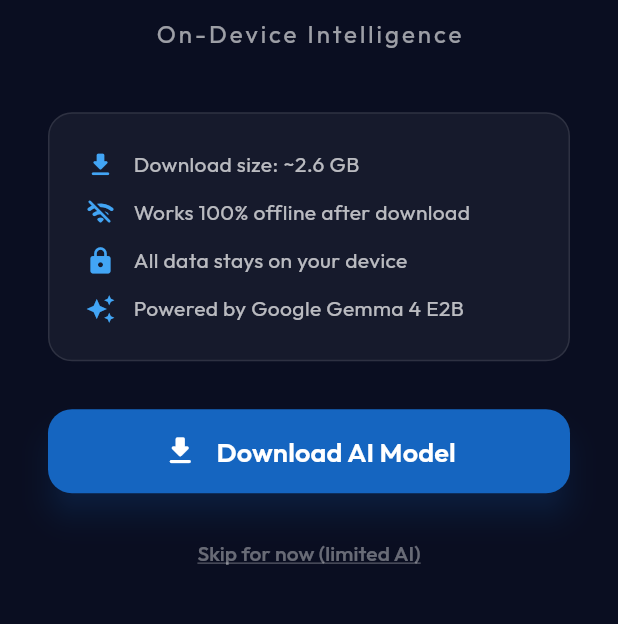
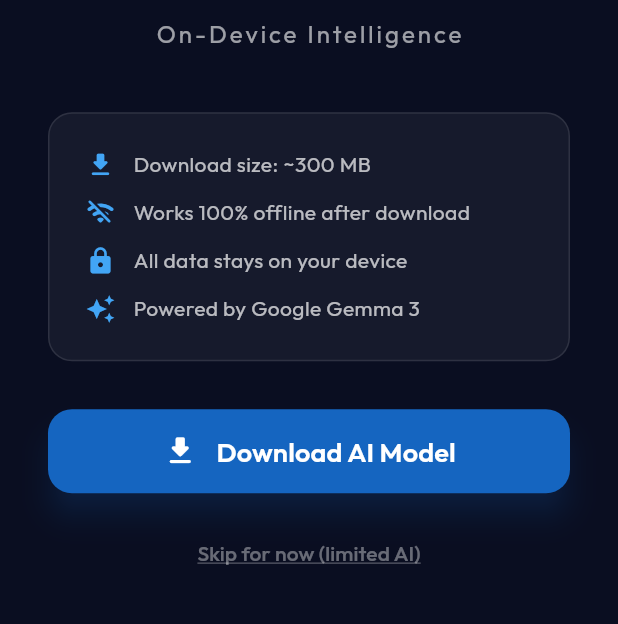
Before and after one commit to laljith-gamer/NurseAssist_AI, a Flutter app: the first screen one second after launch, on a phone screen of 412 x 824 dp, the part 478-1102 px from its top. Run offline on Flutter 3.47's test engine with Material 3 defaults, Android fonts, the phone set to English and light mode, and no system bars; our stand-ins replace connectivity_plus, google_fonts, permission_handler, shared_preferences, speech_to_text, sqflite and 2 more; missing offline and left inert: flutter_gemma, flutter_gemma_litertlm; accounts and stored records are empty.

Commit message:
Revert to stable MediaPipe Task backend for 270M model to bypass GitHub 2GB limit and LiteRT-LM FFI bugs

```diff
--- a/frontend/lib/screens/model_download_screen.dart
+++ b/frontend/lib/screens/model_download_screen.dart
@@ -141,7 +141,7 @@
                       child: Column(
                         children: [
                           _infoRow(Icons.download_rounded,
-                              'Download size: ~2.6 GB'),
+                              'Download size: ~300 MB'),
                           const SizedBox(height: 12),
                           _infoRow(Icons.wifi_off_rounded,
                               'Works 100% offline after download'),
@@ -150,7 +150,7 @@
                               'All data stays on your device'),
                           const SizedBox(height: 12),
                           _infoRow(Icons.auto_awesome,
-                              'Powered by Google Gemma 4 E2B'),
+                              'Powered by Google Gemma 3'),
                         ],
                       ),
                     ),
--- a/frontend/lib/services/llm_service.dart
+++ b/frontend/lib/services/llm_service.dart
@@ -7,7 +7,7 @@
 /// Downloads Gemma 3 270M on first launch, then runs fully offline.
 class LlmService extends ChangeNotifier {
   static const String _modelUrl =
-      'https://github.com/laljith-gamer/NurseAssist_AI/releases/download/v1.0.0/gemma-4-E2B-it.litertlm';
+      'https://github.com/laljith-gamer/NurseAssist_AI/releases/download/v1.0.0/gemma3-270m-it-q8.task';
 
   static const String _prefKeyModelInstalled = 'llm_model_installed';
 
@@ -35,20 +35,20 @@
 
     try {
       final prefs = await SharedPreferences.getInstance();
-      final bool hasUpgraded = prefs.getBool('upgraded_litertlm_v5') ?? false;
+      final bool hasUpgraded = prefs.getBool('upgraded_litertlm_v6') ?? false;
 
       if (!hasUpgraded) {
-         // Wipe all previous models (270M and GPU-only 2GB) since we are upgrading to hybrid 2.5GB Gemma 4
+         // Wipe all previous models since we are returning to the stable MediaPipe backend (.task)
          try {
            await FlutterGemma.uninstallModel('gemma3-270m-it-q8.litertlm');
-           await FlutterGemma.uninstallModel('gemma3-270M-it-int4.litertlm');
            await FlutterGemma.uninstallModel('gemma-4-E2B-it-gpu.litertlm');
+           await FlutterGemma.uninstallModel('gemma-4-E2B-it.litertlm');
          } catch(e) {}
-         await prefs.setBool('upgraded_litertlm_v5', true);
+         await prefs.setBool('upgraded_litertlm_v6', true);
       }
 
       _isModelInstalled = await FlutterGemma.isModelInstalled(
-        'gemma-4-E2B-it.litertlm',
+        'gemma3-270m-it-q8.task',
       );
     } catch (e) {
       // Fall back to shared prefs check
@@ -70,12 +70,12 @@
     notifyListeners();
 
     try {
-      _statusMessage = 'Downloading AI model (~2.6GB)...';
+      _statusMessage = 'Downloading AI model (~300 MB)...';
       notifyListeners();
 
       await FlutterGemma.installModel(
-        modelType: ModelType.gemma4,
-        fileType: ModelFileType.litertlm,
+        modelType: ModelType.gemmaIt,
+        fileType: ModelFileType.task,
       ).fromNetwork(_modelUrl).withProgress((progress) {
         _downloadProgress = progress / 100.0;
         _statusMessage =
```
Also changed, not shown: 1 other file.
